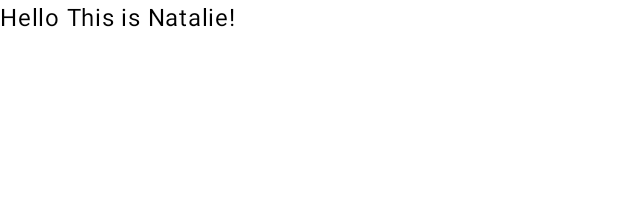
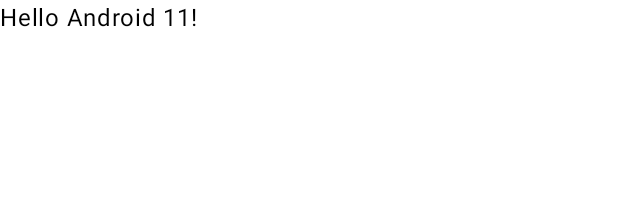
Before and after one commit to verycoldyiting/MAD25_T02_Team1, an Android app built with Jetpack Compose: the @Preview function GreetingPreview, on a phone screen of 412 x 824 dp. Shown: the top 198 px of the screen. Run offline under Robolectric (Android 15) with nearby library versions, the phone set to English and light mode, and no system bars.

Commit message:
Test commit Android 11

```diff
--- a/app/src/main/java/sg/edu/np/mad/mad25_t02_team1/MainActivity.kt
+++ b/app/src/main/java/sg/edu/np/mad/mad25_t02_team1/MainActivity.kt
@@ -41,6 +41,6 @@ fun Greeting(name: String, modifier: Modifier = Modifier) {
 @Composable
 fun GreetingPreview() {
     MAD25_T02_Team1Theme {
-        Greeting("This is Natalie")
+        Greeting("Android 11")
     }
 }
```
